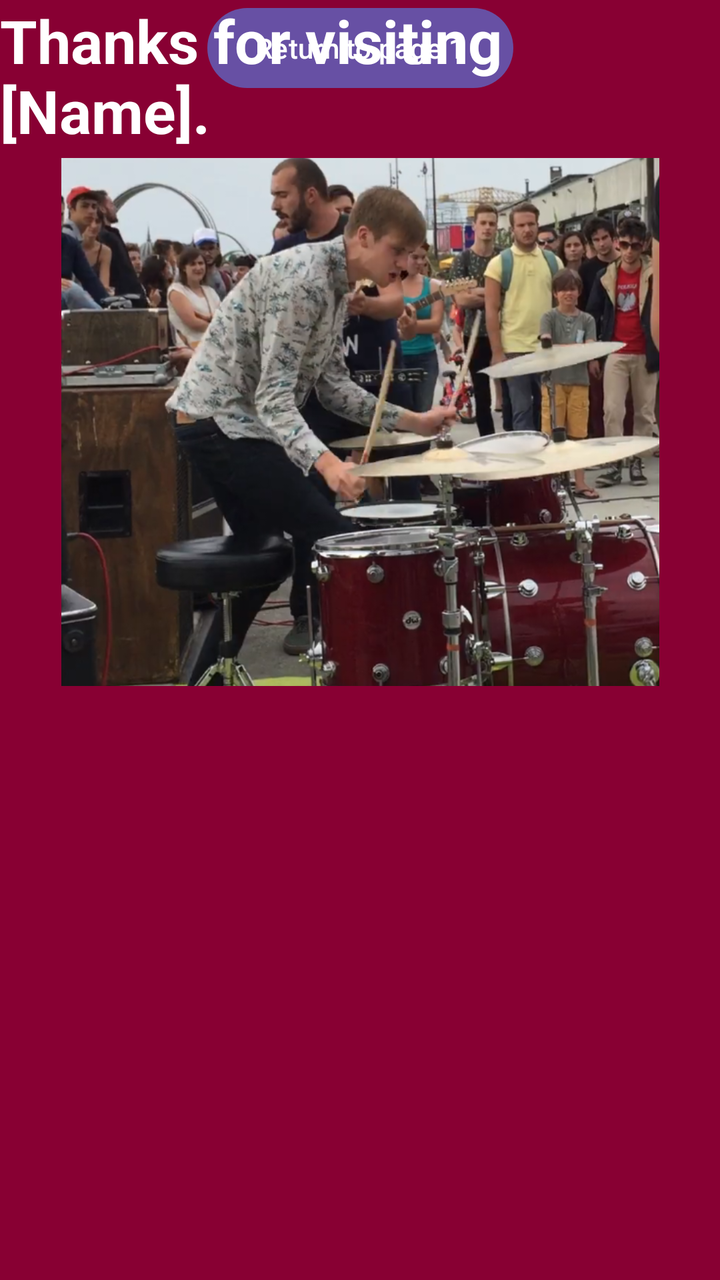
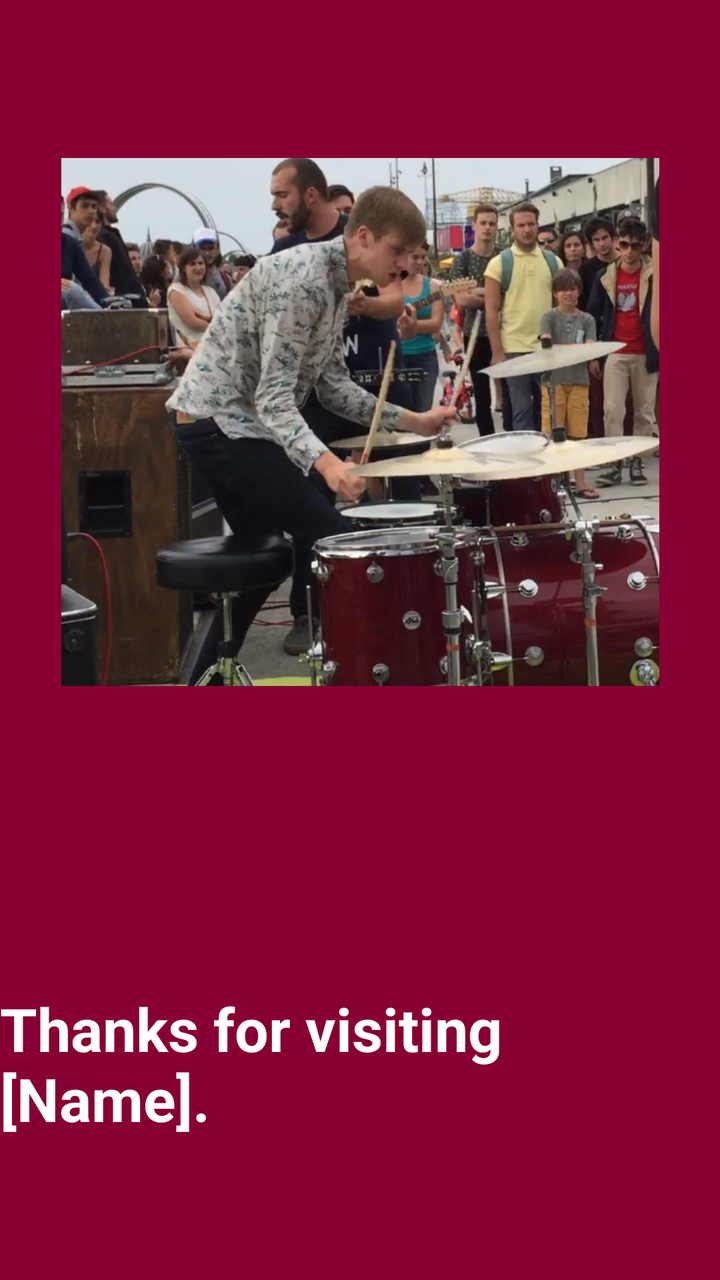

An Android layout rendered at two revisions. The XML below is the earlier revision; the diff shows what the commit changed to produce the second picture.
<!-- AndroidManifest.xml: application theme Theme.Study_buddy -->
<!-- res/layout/activity_hal3005.xml -->
<?xml version="1.0" encoding="utf-8"?>
<androidx.constraintlayout.widget.ConstraintLayout xmlns:android="http://schemas.android.com/apk/res/android"
    xmlns:app="http://schemas.android.com/apk/res-auto"
    xmlns:tools="http://schemas.android.com/tools"
    android:id="@+id/main"
    android:layout_width="match_parent"
    android:layout_height="match_parent"
    tools:context=".hal3005"
    android:background="#880033">

    <ImageView
        android:id="@+id/imageView5"
        android:layout_width="299dp"
        android:layout_height="422dp"
        app:layout_constraintEnd_toEndOf="parent"
        app:layout_constraintHorizontal_bias="0.5"
        app:layout_constraintStart_toStartOf="parent"
        app:srcCompat="@drawable/bertrandjames"
        tools:layout_editor_absoluteY="-17dp" />

    <Button
        android:id="@+id/backButton"
        android:layout_width="wrap_content"
        android:layout_height="wrap_content"
        android:text="Return to page 1"
        app:layout_constraintEnd_toEndOf="parent"
        app:layout_constraintHorizontal_bias="0.5"
        app:layout_constraintStart_toStartOf="parent"
        tools:layout_editor_absoluteY="520dp" />

    <TextView
        android:id="@+id/displayName"
        android:layout_width="wrap_content"
        android:layout_height="wrap_content"
        android:text="Thanks for visiting [Name]."
        android:textColor="#fff"
        android:textSize="30sp"
        android:textStyle="bold"
        app:layout_constraintEnd_toEndOf="parent"
        app:layout_constraintHorizontal_bias="0.5"
        app:layout_constraintStart_toStartOf="parent"
        tools:layout_editor_absoluteY="409dp" />
</androidx.constraintlayout.widget.ConstraintLayout>
<!-- resources referenced by this layout -->
<resources>
  <!-- drawable bertrandjames: png bitmap (drawable, 759993 bytes) -->
  <style name="Theme.Study_buddy" parent="Base.Theme.Study_buddy" />
  <style name="Base.Theme.Study_buddy" parent="Theme.Material3.DayNight.NoActionBar">
          
          
      </style>
</resources>

<!-- the commit's change to res/layout/activity_hal3005.xml (unified diff, before → after) -->
@@ -5,7 +5,7 @@
     android:id="@+id/main"
     android:layout_width="match_parent"
     android:layout_height="match_parent"
-    tools:context=".hal3005"
+    tools:context=".HAL3005"
     android:background="#880033">
 
     <ImageView
@@ -22,22 +22,24 @@
         android:id="@+id/backButton"
         android:layout_width="wrap_content"
         android:layout_height="wrap_content"
+        android:layout_marginTop="320dp"
         android:text="Return to page 1"
         app:layout_constraintEnd_toEndOf="parent"
-        app:layout_constraintHorizontal_bias="0.5"
+        app:layout_constraintHorizontal_bias="0.498"
         app:layout_constraintStart_toStartOf="parent"
-        tools:layout_editor_absoluteY="520dp" />
+        app:layout_constraintTop_toBottomOf="@+id/imageView5" />
 
     <TextView
         android:id="@+id/displayName"
         android:layout_width="wrap_content"
         android:layout_height="wrap_content"
+        android:layout_marginTop="72dp"
         android:text="Thanks for visiting [Name]."
         android:textColor="#fff"
         android:textSize="30sp"
         android:textStyle="bold"
         app:layout_constraintEnd_toEndOf="parent"
-        app:layout_constraintHorizontal_bias="0.5"
+        app:layout_constraintHorizontal_bias="0.488"
         app:layout_constraintStart_toStartOf="parent"
-        tools:layout_editor_absoluteY="409dp" />
+        app:layout_constraintTop_toBottomOf="@+id/imageView5" />
 </androidx.constraintlayout.widget.ConstraintLayout>
